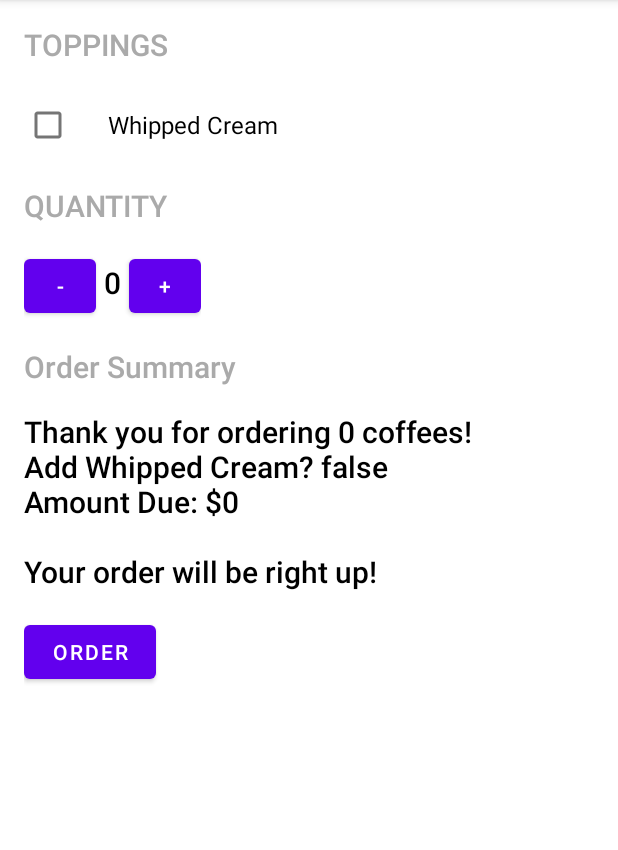
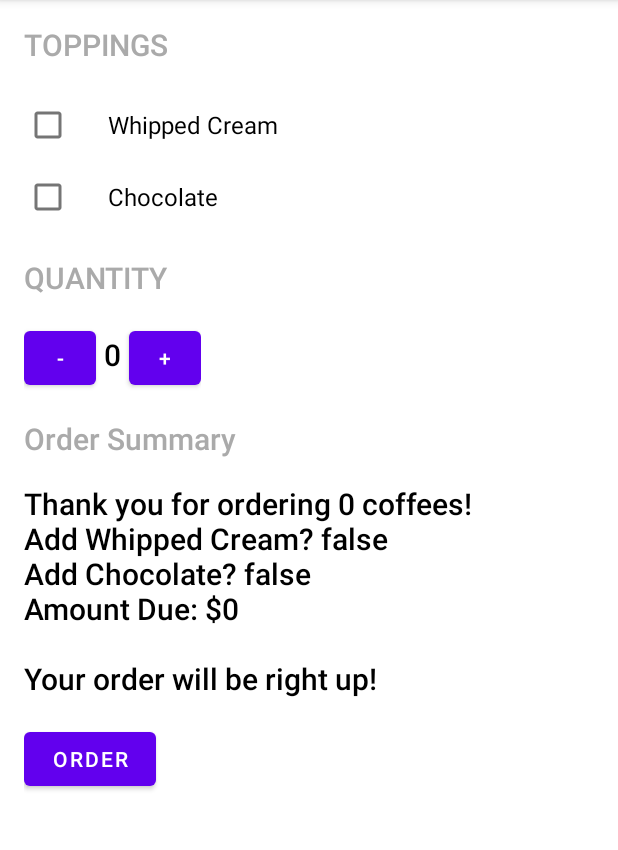
Before and after one commit to ellegreen/JustJava2, an Android app: the screen it shows after launch (MainActivity), after a tap on "ORDER", on a phone screen of 412 x 824 dp, the part 84-934 px from its top. Run offline under Robolectric (Android 15) with nearby library versions, the phone set to English and light mode, and no system bars.

Commit message:
4.6 - Add Chocolate CheckBox

```diff
--- a/app/src/main/java/com/example/justjava/MainActivity.java
+++ b/app/src/main/java/com/example/justjava/MainActivity.java
@@ -45,11 +45,20 @@ public class MainActivity extends AppCompatActivity {
      * This method is called when the order button is clicked.
      */
     public void submitOrder(View view) {
+       // Figure out if user wants whipped cream
        CheckBox whippedCreamCheckbox = (CheckBox) findViewById(R.id.whipped_cream_checkbox);
        boolean hasWhippedCream = whippedCreamCheckbox.isChecked();
        Log.v("MainActivity", "Has Whipped Cream: " + hasWhippedCream);
+
+       // Figure out if user wants chocolate
+       CheckBox chocolateCheckBox = (CheckBox) findViewById(R.id.chocolate_checkbox);
+       boolean hasChocolate = chocolateCheckBox.isChecked();
+
+       // Calculate Price
        int price = calculatePrice();
-       String priceMessage = createOrderSummary(price, hasWhippedCream);
+
+       // Display the order summary on the screen
+       String priceMessage = createOrderSummary(price, hasWhippedCream, hasChocolate);
        displayMessage(priceMessage);
     }
     /**
@@ -68,9 +77,10 @@ public class MainActivity extends AppCompatActivity {
      * @param addWhippedCream is whether or not the user wants Whipped Cream Toppings
      * @return
      */
-    private String createOrderSummary(int price, boolean addWhippedCream) {
+    private String createOrderSummary(int price, boolean addWhippedCream, boolean addChocolate) {
         String priceMessage = "Thank you for ordering " + quantity + " coffees!";
         priceMessage += "\nAdd Whipped Cream? " + addWhippedCream;
+        priceMessage += "\nAdd Chocolate? " + addChocolate;
         priceMessage += "\nAmount Due: $" + price;
         priceMessage += "\n\nYour order will be right up!";
         return priceMessage;
--- a/app/src/main/res/layout/activity_main.xml
+++ b/app/src/main/res/layout/activity_main.xml
@@ -26,6 +26,14 @@
             android:layout_width="wrap_content"
             android:layout_height="wrap_content"
             android:text="Whipped Cream"
+            android:textSize="16sp"
+            android:paddingLeft="24dp"/>
+
+        <CheckBox
+            android:id="@+id/chocolate_checkbox"
+            android:layout_width="wrap_content"
+            android:layout_height="wrap_content"
+            android:text="Chocolate"
             android:textSize="16sp"
             android:paddingLeft="24dp"/>
 
```
